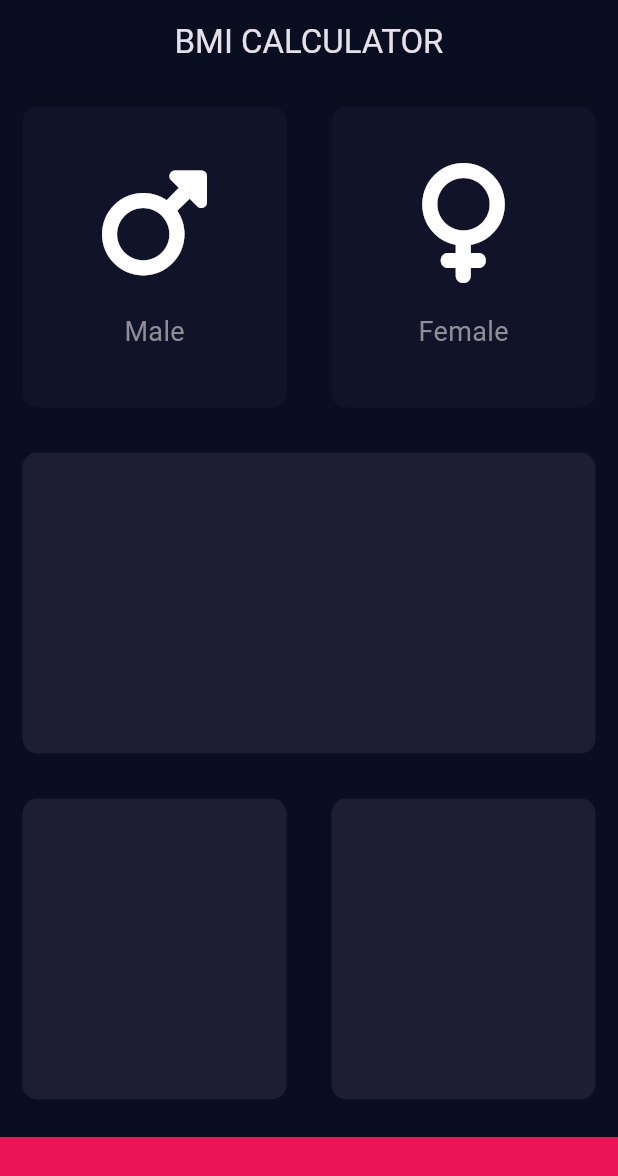
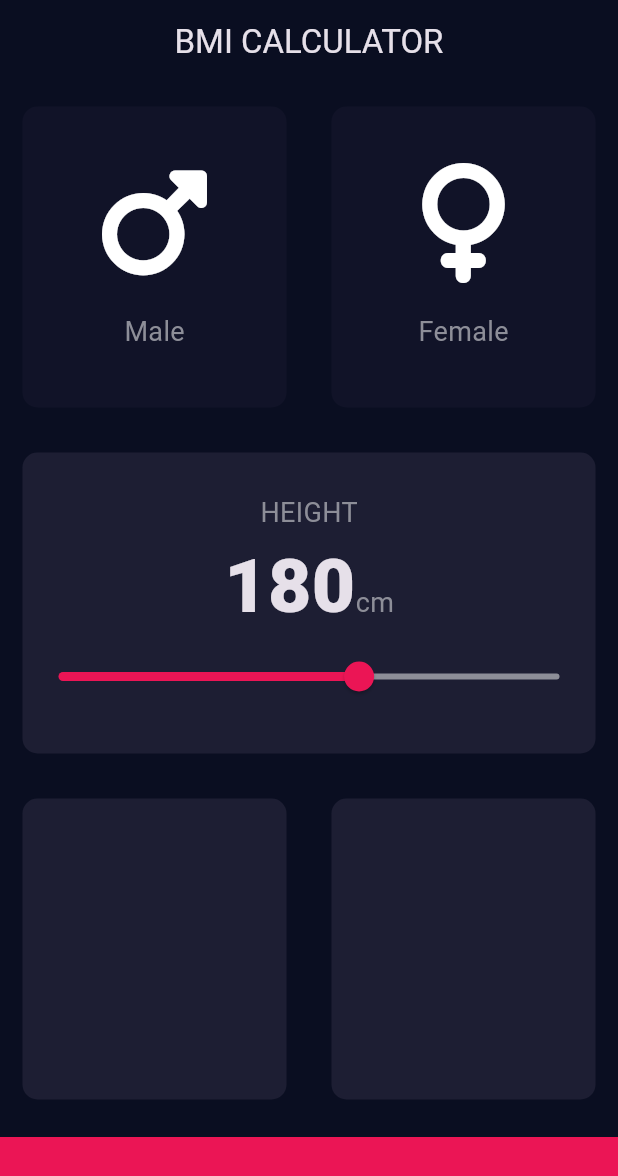
Before and after one commit to Mohanish-25/bmi_calculator, a Flutter app: the screen it shows after launch, on a phone screen of 412 x 824 dp. Shown: the top 1176 px of the screen. Run offline on Flutter 3.47's test engine with Material 3 defaults, Android fonts, the phone set to English and light mode, and no system bars; our stand-ins replace font_awesome_flutter.

```diff
--- /dev/null
+++ b/lib/constants.dart
@@ -0,0 +1,16 @@
+import 'package:flutter/material.dart';
+
+const kBottomContainerHeight = 66.0;
+const kActiveCardColor = Color(0xFF1D1E33);
+const kInactiveCardColor = Color(0xFF111328);
+const kBottomContainerColor = Color(0xFFEB1555);
+
+const kLabelTextStyle = TextStyle(
+  fontSize: 18.0,
+  color: Color(0xFF8D8E98),
+);
+
+const kNumberTextStyle = TextStyle(
+  fontSize: 50.0,
+  fontWeight: FontWeight.w900,
+);
--- a/lib/icon_content.dart
+++ b/lib/icon_content.dart
@@ -1,9 +1,6 @@
 import 'package:flutter/material.dart';
 
-const labelTextStyle = TextStyle(
-  fontSize: 18.0,
-  color: Color(0xFF8D8E98),
-);
+import 'constants.dart';
 
 class IconContent extends StatelessWidget {
   IconContent({required this.icon, required this.label});
@@ -23,7 +20,7 @@ class IconContent extends StatelessWidget {
         ),
         Text(
           label,
-          style: labelTextStyle,
+          style: kLabelTextStyle,
         )
       ],
     );
--- a/lib/input_page.dart
+++ b/lib/input_page.dart
@@ -2,13 +2,9 @@
 import 'package:flutter/material.dart';
 import 'package:font_awesome_flutter/font_awesome_flutter.dart';
 
+import 'constants.dart';
 import 'icon_content.dart';
 import 'reusable_card.dart';
-
-const bottomContainerHeight = 66.0;
-const activeCardColor = Color(0xFF1D1E33);
-const inactiveCardColor = Color(0xFF111328);
-const bottomContainerColor = Color(0xFFEB1555);
 
 enum Gender { male, female }
 
@@ -19,6 +15,7 @@ class InputPage extends StatefulWidget {
 
 class _InputPageState extends State<InputPage> {
   Gender? selectedGender;
+  int height = 180;
 
   @override
   Widget build(BuildContext context) {
@@ -28,6 +25,7 @@ class _InputPageState extends State<InputPage> {
       ),
       body: Center(
         child: Column(
+          crossAxisAlignment: CrossAxisAlignment.stretch,
           children: [
             Expanded(
               child: Row(
@@ -40,8 +38,8 @@ class _InputPageState extends State<InputPage> {
                         });
                       },
                       colour: selectedGender == Gender.male
-                          ? activeCardColor
-                          : inactiveCardColor,
+                          ? kActiveCardColor
+                          : kInactiveCardColor,
                       cardChild: IconContent(
                         icon: FontAwesomeIcons.mars,
                         label: 'Male',
@@ -56,8 +54,8 @@ class _InputPageState extends State<InputPage> {
                         });
                       },
                       colour: selectedGender == Gender.female
-                          ? activeCardColor
-                          : inactiveCardColor,
+                          ? kActiveCardColor
+                          : kInactiveCardColor,
                       cardChild: IconContent(
                         icon: FontAwesomeIcons.venus,
                         label: 'Female',
@@ -69,7 +67,40 @@ class _InputPageState extends State<InputPage> {
             ),
             Expanded(
               child: ReusableCard(
-                colour: activeCardColor,
+                colour: kActiveCardColor,
+                cardChild: Column(
+                  mainAxisAlignment: MainAxisAlignment.center,
+                  children: [
+                    Text('HEIGHT', style: kLabelTextStyle),
+                    Row(
+                      mainAxisAlignment: MainAxisAlignment.center,
+                      crossAxisAlignment: CrossAxisAlignment.baseline,
+                      textBaseline: TextBaseline.alphabetic,
+                      children: [
+                        Text(
+                          height.toString(),
+                          style: kNumberTextStyle,
+                        ),
+                        Text(
+                          'cm',
+                          style: kLabelTextStyle,
+                        ),
+                      ],
+                    ),
+                    Slider(
+                      value: height.toDouble(),
+                      min: 120.0,
+                      max: 220.0,
+                      onChanged: (double newValue) {
+                        setState(() {
+                          height = newValue.round();
+                        });
+                      },
+                      activeColor: Color(0xFFEB1555),
+                      inactiveColor: Color(0xFF8D8E98),
+                    ),
+                  ],
+                ),
               ),
             ),
             Expanded(
@@ -77,12 +108,12 @@ class _InputPageState extends State<InputPage> {
                 children: [
                   Expanded(
                     child: ReusableCard(
-                      colour: activeCardColor,
+                      colour: kActiveCardColor,
                     ),
                   ),
                   Expanded(
                     child: ReusableCard(
-                      colour: activeCardColor,
+                      colour: kActiveCardColor,
                     ),
                   ),
                 ],
@@ -90,9 +121,9 @@ class _InputPageState extends State<InputPage> {
             ),
             Container(
               margin: EdgeInsets.only(top: 10.0),
-              height: bottomContainerHeight,
+              height: kBottomContainerHeight,
               width: double.infinity,
-              color: bottomContainerColor,
+              color: kBottomContainerColor,
             ),
           ],
         ),
```
